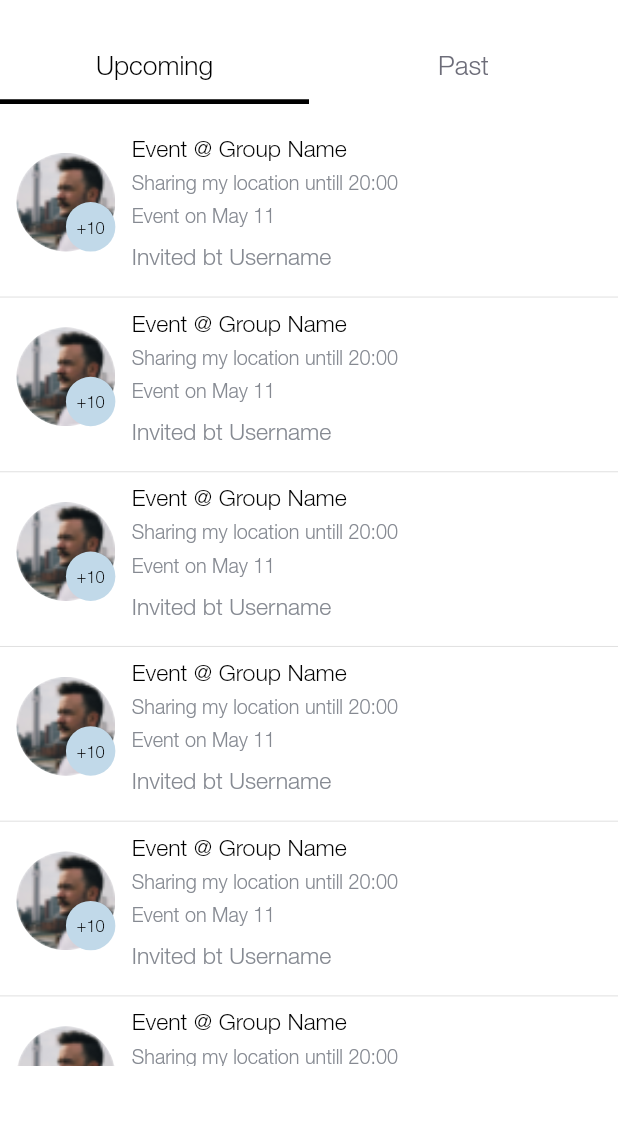
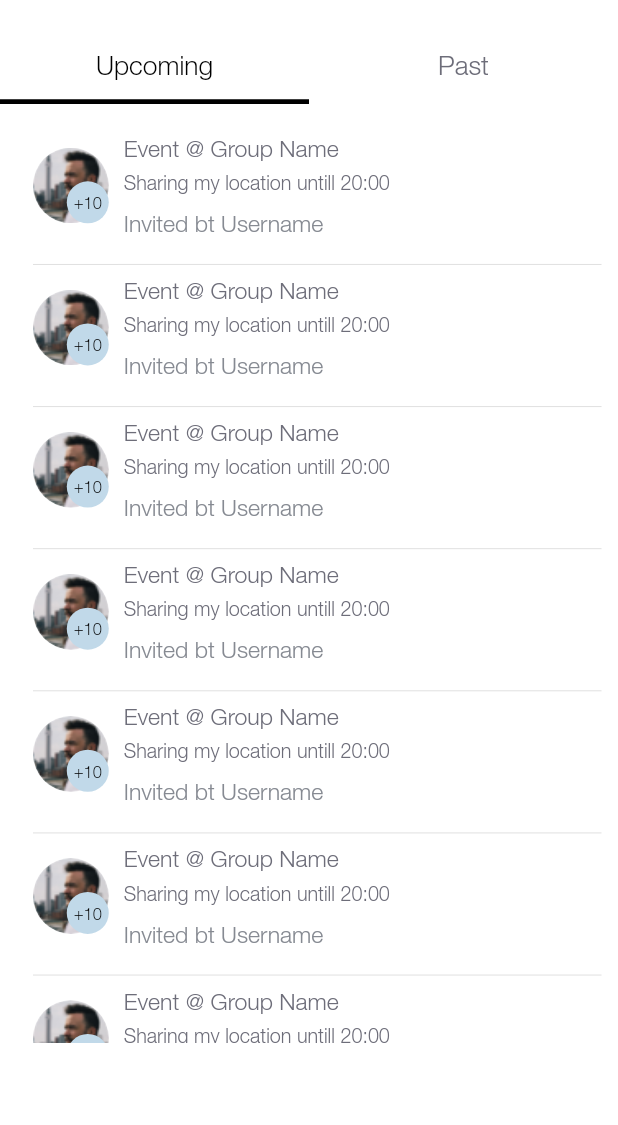
Before and after one commit to atsign-foundation/arrive, a Flutter app: the EventLog screen opened by its route, on a phone screen of 412 x 824 dp, the part 61-1186 px from its top. Run offline on Flutter 3.47's test engine with Material 2 defaults, Android fonts, the phone set to English and light mode, and no system bars; our stand-ins replace cached_network_image, sliding_up_panel; missing offline and left inert: latlng, map.

Commit message:
Replaced custom_event_card with display_tile

```diff
--- a/lib/common_components/custom_appbar.dart
+++ b/lib/common_components/custom_appbar.dart
@@ -5,19 +5,14 @@ import 'package:atsign_location_app/services/size_config.dart';
 
 class CustomAppBar extends StatelessWidget implements PreferredSizeWidget {
   final String title;
-  final bool showBackIcon;
-  final Widget leadingWidget;
-  final bool centerTitle;
-  final Widget action;
-
-  final double elevation;
+  final bool showBackIcon, centerTitle;
+  final Widget leadingWidget, action;
 
   const CustomAppBar(
       {this.title,
       this.centerTitle = false,
       this.showBackIcon = false,
       this.leadingWidget,
-      this.elevation = 0,
       this.action});
   @override
   Size get preferredSize => Size.fromHeight(60.toHeight);
@@ -26,7 +21,6 @@ class CustomAppBar extends StatelessWidget implements PreferredSizeWidget {
   Widget build(BuildContext context) {
     return AppBar(
       toolbarHeight: 60.toHeight,
-      elevation: elevation ?? 0,
       leadingWidth: (leadingWidget != null)
           ? 100.toWidth
           : (showBackIcon)
--- a/lib/common_components/custom_event_card.dart
+++ /dev/null
@@ -1,85 +0,0 @@
-import 'package:atsign_location_app/common_components/custom_circle_avatar.dart';
-import 'package:atsign_location_app/utils/constants/colors.dart';
-import 'package:atsign_location_app/utils/constants/images.dart';
-import 'package:atsign_location_app/utils/constants/text_styles.dart';
-import 'package:flutter/material.dart';
-import 'package:atsign_location_app/services/size_config.dart';
-
-class CustomEventCard extends StatelessWidget {
-  final Text eventAndGroupName,
-      invitedByLabel,
-      shareLocationDurationLable,
-      eventDate;
-
-  CustomEventCard({
-    this.eventAndGroupName,
-    this.invitedByLabel,
-    this.shareLocationDurationLable,
-    this.eventDate,
-  });
-
-  @override
-  Widget build(BuildContext context) {
-    return Container(
-      padding: EdgeInsets.only(left: 10.toWidth),
-      child: Row(
-        crossAxisAlignment: CrossAxisAlignment.center,
-        mainAxisAlignment: MainAxisAlignment.start,
-        children: <Widget>[
-          Container(
-            height: 60.toWidth,
-            width: 60.toWidth,
-            decoration: new BoxDecoration(
-              shape: BoxShape.circle,
-              image: new DecorationImage(
-                fit: BoxFit.cover,
-                image: new AssetImage(AllImages().PERSON2),
-              ),
-            ),
-            child: Stack(
-              children: [
-                Positioned(
-                  right: 0,
-                  bottom: 0,
-                  child: Container(
-                    width: 30.toWidth,
-                    height: 30.toWidth,
-                    decoration: new BoxDecoration(
-                      color: AllColors().EVENT_MEMBERS,
-                      shape: BoxShape.circle,
-                    ),
-                    child: Center(
-                      child: Text(
-                        '+10',
-                        style: CustomTextStyles().black10,
-                      ),
-                    ),
-                  ),
-                )
-              ],
-            ),
-          ),
-          SizedBox(width: 10.toWidth),
-          Expanded(
-            child: Container(
-              //color: Colors.red,
-              child: Column(
-                crossAxisAlignment: CrossAxisAlignment.start,
-                mainAxisAlignment: MainAxisAlignment.spaceBetween,
-                children: [
-                  eventAndGroupName ?? SizedBox(),
-                  SizedBox(height: 6.toHeight),
-                  shareLocationDurationLable ?? SizedBox(),
-                  SizedBox(height: 6.toHeight),
-                  eventDate ?? SizedBox(),
-                  SizedBox(height: eventDate != null ? 10.toHeight : 0),
-                  invitedByLabel ?? SizedBox(),
-                ],
-              ),
-            ),
-          ),
-        ],
-      ),
-    );
-  }
-}
--- a/lib/common_components/custom_header.dart
+++ b/lib/common_components/custom_header.dart
@@ -3,7 +3,6 @@ import 'package:flutter/material.dart';
 
 class CustomHeader extends StatelessWidget {
   final Text title, action;
-  //final IconData actionIcon;
   final Function actionEvent;
   CustomHeader(
       {this.title = const Text(''),
--- a/lib/common_components/display_tile.dart
+++ b/lib/common_components/display_tile.dart
@@ -5,21 +5,19 @@ import 'package:flutter/material.dart';
 import 'package:atsign_location_app/services/size_config.dart';
 
 class DisplayTile extends StatelessWidget {
-  final String title, semiTitle, subTitle, image;
+  final String title, semiTitle, subTitle, image, invitedBy;
   final int number;
   DisplayTile(
       {@required this.title,
       @required this.image,
       @required this.subTitle,
       this.semiTitle,
+      this.invitedBy,
       this.number});
   @override
   Widget build(BuildContext context) {
     return Container(
       padding: EdgeInsets.only(bottom: 10.5.toHeight),
-      // height: semiTitle == null
-      //     ? 56.toHeight
-      //     : 56.toHeight, //semiTitle == null ? 46.toHeight // was cropping the circle
       child: Row(
         children: [
           Stack(
@@ -61,6 +59,9 @@ class DisplayTile extends StatelessWidget {
                   maxLines: 1,
                   overflow: TextOverflow.ellipsis,
                 ),
+                SizedBox(
+                  height: 3.toHeight,
+                ),
                 semiTitle != null
                     ? Text(
                         semiTitle,
@@ -69,12 +70,22 @@ class DisplayTile extends StatelessWidget {
                         overflow: TextOverflow.ellipsis,
                       )
                     : SizedBox(),
+                SizedBox(
+                  height: 3.toHeight,
+                ),
                 Text(
                   subTitle,
                   style: CustomTextStyles().darkGrey12,
                   maxLines: 1,
                   overflow: TextOverflow.ellipsis,
                 ),
+                invitedBy != null
+                    ? Padding(
+                        padding: const EdgeInsets.only(top: 10.0),
+                        child:
+                            Text(invitedBy, style: CustomTextStyles().grey14),
+                      )
+                    : SizedBox()
               ],
             ),
           )),
--- a/lib/screens/event/event_log.dart
+++ b/lib/screens/event/event_log.dart
@@ -1,7 +1,8 @@
 import 'package:atsign_location_app/common_components/custom_appbar.dart';
-import 'package:atsign_location_app/common_components/custom_event_card.dart';
+import 'package:atsign_location_app/common_components/display_tile.dart';
 import 'package:atsign_location_app/common_components/pop_button.dart';
 import 'package:atsign_location_app/utils/constants/colors.dart';
+import 'package:atsign_location_app/utils/constants/images.dart';
 import 'package:atsign_location_app/utils/constants/text_styles.dart';
 import 'package:flutter/material.dart';
 import 'package:atsign_location_app/services/size_config.dart';
@@ -50,59 +51,40 @@ class _EventLogState extends State<EventLog> {
                         ),
                       ),
                       Container(
-                        padding: EdgeInsets.only(top: 20.toHeight),
-                        height: SizeConfig().screenHeight - 180.toHeight,
+                        padding: EdgeInsets.fromLTRB(
+                            20.toWidth, 20.toHeight, 10.toWidth, 5.toHeight),
+                        height: SizeConfig().screenHeight - 190.toHeight,
                         child: TabBarView(
                           children: [
-                            ListView.builder(
+                            ListView.separated(
                               scrollDirection: Axis.vertical,
                               itemCount: 10,
+                              separatorBuilder: (context, index) {
+                                return Divider();
+                              },
                               itemBuilder: (context, index) {
-                                return Column(
-                                  children: [
-                                    CustomEventCard(
-                                      eventAndGroupName: Text(
-                                        'Event @ Group Name',
-                                        style: CustomTextStyles().black14,
-                                      ),
-                                      shareLocationDurationLable: Text(
-                                          'Sharing my location untill 20:00',
-                                          style: CustomTextStyles().grey12),
-                                      eventDate: Text('Event on May 11',
-                                          style: CustomTextStyles().grey12),
-                                      invitedByLabel: Text(
-                                          'Invited bt Username',
-                                          style: CustomTextStyles().grey14),
-                                    ),
-                                    SizedBox(height: 10.toHeight),
-                                    Divider(),
-                                  ],
+                                return DisplayTile(
+                                  title: 'Event @ Group Name',
+                                  number: 10,
+                                  image: AllImages().PERSON2,
+                                  subTitle: 'Sharing my location untill 20:00',
+                                  invitedBy: 'Invited bt Username',
                                 );
                               },
                             ),
-                            ListView.builder(
+                            ListView.separated(
                               scrollDirection: Axis.vertical,
-                              itemCount: 3,
+                              itemCount: 10,
+                              separatorBuilder: (context, index) {
+                                return Divider();
+                              },
                               itemBuilder: (context, index) {
-                                return Column(
-                                  children: [
-                                    CustomEventCard(
-                                      eventAndGroupName: Text(
-                                        'Event @ Group Name',
-                                        style: CustomTextStyles().black14,
-                                      ),
-                                      shareLocationDurationLable: Text(
-                                          'Sharing my location untill 20:00',
-                                          style: CustomTextStyles().grey12),
-                                      eventDate: Text('Event on May 11',
-                                          style: CustomTextStyles().grey12),
-                                      invitedByLabel: Text(
-                                          'Invited bt Username',
-                                          style: CustomTextStyles().grey14),
-                                    ),
-                                    SizedBox(height: 10.toHeight),
-                                    Divider(),
-                                  ],
+                                return DisplayTile(
+                                  title: 'Event @ Group Name',
+                                  number: 10,
+                                  image: AllImages().PERSON2,
+                                  subTitle: 'Sharing my location untill 20:00',
+                                  invitedBy: 'Invited bt Username',
                                 );
                               },
                             )
```
